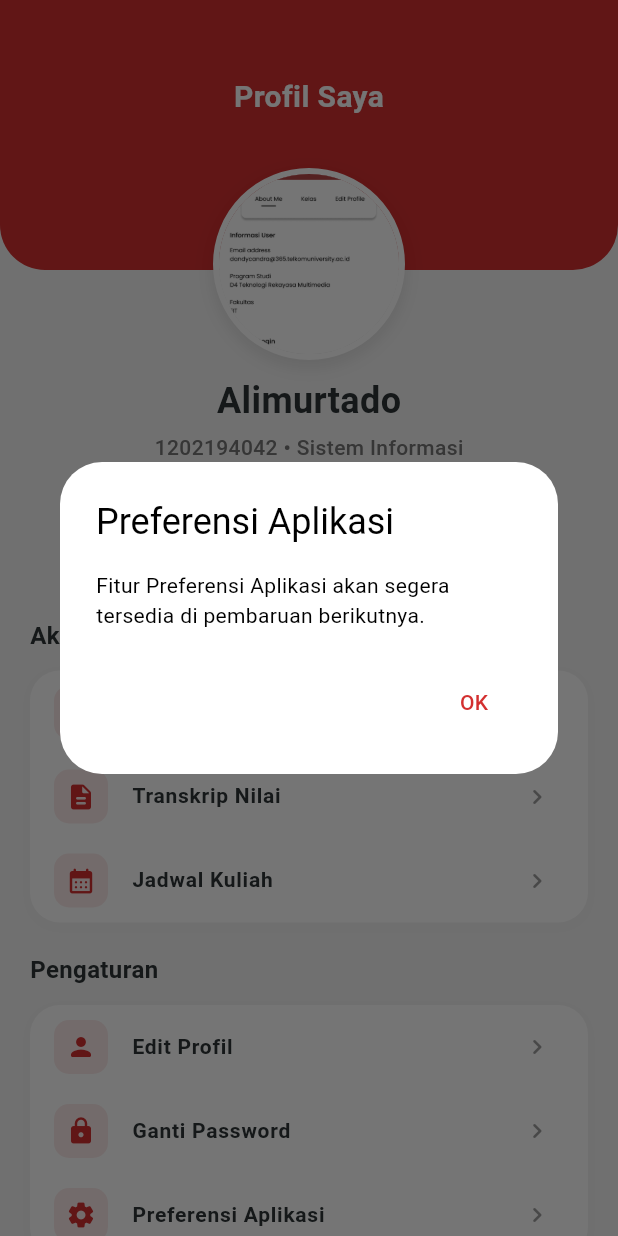
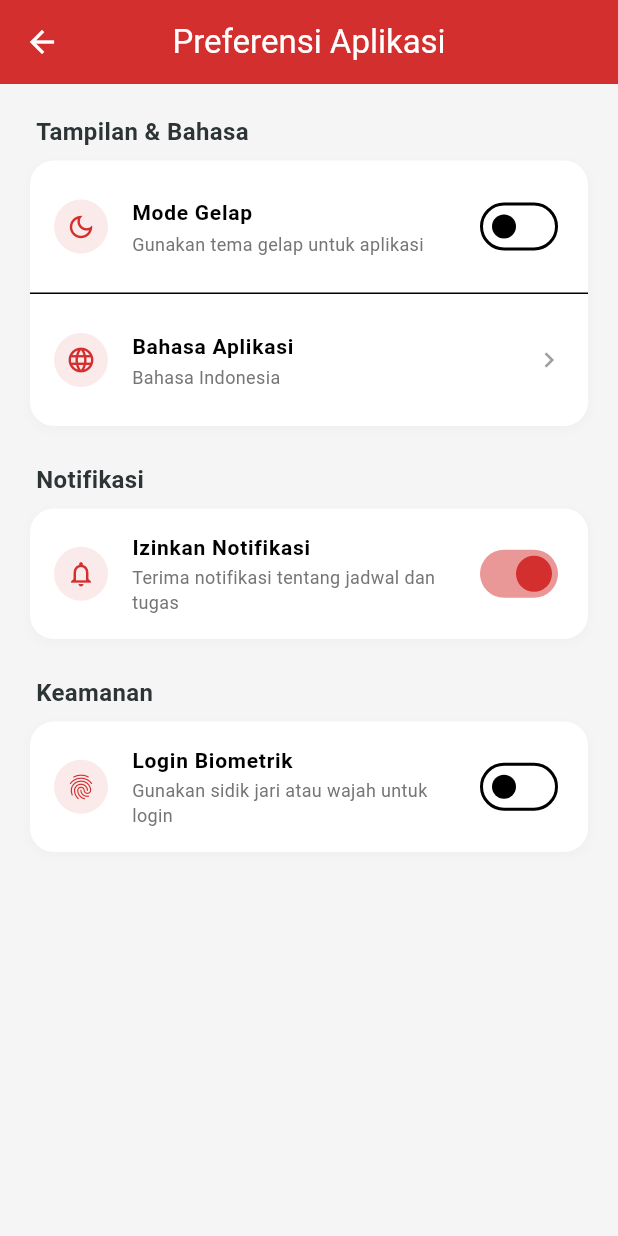
Before and after one commit to mohalimurtado/eduflow, a Flutter app: the ProfileScreen screen opened directly, after a tap on "Preferensi Aplikasi", on a phone screen of 412 x 824 dp. Run offline on Flutter 3.47's test engine with Material 3 defaults, Android fonts, the phone set to English and light mode, and no system bars.

Commit message:
Feat: Implemented App Preferences Screen (Dark Mode, Language, Notifications)

```diff
--- /dev/null
+++ b/lib/screens/profile/app_preferences_screen.dart
@@ -0,0 +1,230 @@
+import 'package:flutter/material.dart';
+import '../../theme/app_colors.dart';
+
+class AppPreferencesScreen extends StatefulWidget {
+  const AppPreferencesScreen({super.key});
+
+  @override
+  State<AppPreferencesScreen> createState() => _AppPreferencesScreenState();
+}
+
+class _AppPreferencesScreenState extends State<AppPreferencesScreen> {
+  bool _darkMode = false;
+  bool _notificationsEnabled = true;
+  bool _biometricEnabled = false;
+  String _selectedLanguage = 'Bahasa Indonesia';
+
+  @override
+  Widget build(BuildContext context) {
+    return Scaffold(
+      backgroundColor: const Color(0xFFF5F5F5),
+      appBar: AppBar(
+        title: const Text('Preferensi Aplikasi'),
+        backgroundColor: AppColors.primary,
+        foregroundColor: Colors.white,
+        elevation: 0,
+      ),
+      body: SingleChildScrollView(
+        padding: const EdgeInsets.all(20),
+        child: Column(
+          crossAxisAlignment: CrossAxisAlignment.start,
+          children: [
+            _buildSectionTitle('Tampilan & Bahasa'),
+            Container(
+              decoration: BoxDecoration(
+                color: Colors.white,
+                borderRadius: BorderRadius.circular(16),
+                boxShadow: [
+                  BoxShadow(
+                    color: Colors.grey.withOpacity(0.05),
+                    spreadRadius: 1,
+                    blurRadius: 4,
+                    offset: const Offset(0, 2),
+                  ),
+                ],
+              ),
+              child: Column(
+                children: [
+                  _buildSwitchTile(
+                    title: 'Mode Gelap',
+                    subtitle: 'Gunakan tema gelap untuk aplikasi',
+                    icon: Icons.dark_mode_outlined,
+                    value: _darkMode,
+                    onChanged: (value) {
+                      setState(() => _darkMode = value);
+                    },
+                  ),
+                  const Divider(height: 1),
+                  _buildLanguageTile(),
+                ],
+              ),
+            ),
+
+            const SizedBox(height: 24),
+
+            _buildSectionTitle('Notifikasi'),
+            Container(
+              decoration: BoxDecoration(
+                color: Colors.white,
+                borderRadius: BorderRadius.circular(16),
+                boxShadow: [
+                  BoxShadow(
+                    color: Colors.grey.withOpacity(0.05),
+                    spreadRadius: 1,
+                    blurRadius: 4,
+                    offset: const Offset(0, 2),
+                  ),
+                ],
+              ),
+              child: Column(
+                children: [
+                   _buildSwitchTile(
+                    title: 'Izinkan Notifikasi',
+                    subtitle: 'Terima notifikasi tentang jadwal dan tugas',
+                    icon: Icons.notifications_outlined,
+                    value: _notificationsEnabled,
+                    onChanged: (value) {
+                      setState(() => _notificationsEnabled = value);
+                    },
+                  ),
+                ],
+              ),
+            ),
+
+            const SizedBox(height: 24),
+
+            _buildSectionTitle('Keamanan'),
+            Container(
+              decoration: BoxDecoration(
+                color: Colors.white,
+                borderRadius: BorderRadius.circular(16),
+                boxShadow: [
+                  BoxShadow(
+                    color: Colors.grey.withOpacity(0.05),
+                    spreadRadius: 1,
+                    blurRadius: 4,
+                    offset: const Offset(0, 2),
+                  ),
+                ],
+              ),
+              child: Column(
+                children: [
+                   _buildSwitchTile(
+                    title: 'Login Biometrik',
+                    subtitle: 'Gunakan sidik jari atau wajah untuk login',
+                    icon: Icons.fingerprint,
+                    value: _biometricEnabled,
+                    onChanged: (value) {
+                      setState(() => _biometricEnabled = value);
+                    },
+                  ),
+                ],
+              ),
+            ),
+          ],
+        ),
+      ),
+    );
+  }
+
+  Widget _buildSectionTitle(String title) {
+    return Padding(
+      padding: const EdgeInsets.only(left: 4, bottom: 8),
+      child: Text(
+        title,
+        style: const TextStyle(
+          fontSize: 16,
+          fontWeight: FontWeight.bold,
+          color: Color(0xFF2D3436),
+        ),
+      ),
+    );
+  }
+
+  Widget _buildSwitchTile({
+    required String title,
+    required String subtitle,
+    required IconData icon,
+    required bool value,
+    required ValueChanged<bool> onChanged,
+  }) {
+    return SwitchListTile(
+      value: value,
+      onChanged: onChanged,
+      activeColor: AppColors.primary,
+      contentPadding: const EdgeInsets.symmetric(horizontal: 16, vertical: 8),
+      title: Text(
+        title,
+        style: const TextStyle(fontWeight: FontWeight.w600, fontSize: 14),
+      ),
+      subtitle: Text(
+        subtitle,
+        style: TextStyle(color: Colors.grey[600], fontSize: 12),
+      ),
+      secondary: Container(
+        padding: const EdgeInsets.all(8),
+        decoration: BoxDecoration(
+          color: AppColors.primary.withOpacity(0.1),
+          shape: BoxShape.circle,
+        ),
+        child: Icon(icon, color: AppColors.primary, size: 20),
+      ),
+    );
+  }
+
+  Widget _buildLanguageTile() {
+    return ListTile(
+      onTap: _showLanguageDialog,
+      contentPadding: const EdgeInsets.symmetric(horizontal: 16, vertical: 8),
+      title: const Text(
+        'Bahasa Aplikasi',
+        style: TextStyle(fontWeight: FontWeight.w600, fontSize: 14),
+      ),
+      subtitle: Text(
+        _selectedLanguage,
+        style: TextStyle(color: Colors.grey[600], fontSize: 12),
+      ),
+      leading: Container(
+        padding: const EdgeInsets.all(8),
+        decoration: BoxDecoration(
+          color: AppColors.primary.withOpacity(0.1),
+          shape: BoxShape.circle,
+        ),
+        child: const Icon(Icons.language, color: AppColors.primary, size: 20),
+      ),
+      trailing: const Icon(Icons.chevron_right, color: Colors.grey, size: 20),
+    );
+  }
+
+  void _showLanguageDialog() {
+    showDialog(
+      context: context,
+      builder: (context) => AlertDialog(
+        title: const Text('Pilih Bahasa'),
+        content: Column(
+          mainAxisSize: MainAxisSize.min,
+          children: [
+            _buildLanguageOption('Bahasa Indonesia'),
+            _buildLanguageOption('English (US)'),
+          ],
+        ),
+      ),
+    );
+  }
+
+  Widget _buildLanguageOption(String language) {
+    return ListTile(
+      title: Text(language),
+      trailing: _selectedLanguage == language
+          ? const Icon(Icons.check, color: AppColors.primary)
+          : null,
+      onTap: () {
+        setState(() => _selectedLanguage = language);
+        Navigator.pop(context);
+        ScaffoldMessenger.of(context).showSnackBar(
+          SnackBar(content: Text('Bahasa diubah ke $language')),
+        );
+      },
+    );
+  }
+}
--- a/lib/screens/profile/profile_screen.dart
+++ b/lib/screens/profile/profile_screen.dart
@@ -6,6 +6,7 @@ import 'student_schedule_screen.dart';
 import 'academic_transcript_screen.dart';
 import 'history_study_screen.dart';
 import 'change_password_screen.dart';
+import 'app_preferences_screen.dart';
 
 class ProfileScreen extends StatelessWidget {
   const ProfileScreen({super.key});
@@ -163,7 +164,10 @@ class ProfileScreen extends StatelessWidget {
                       _buildMenuItem(
                         Icons.settings_rounded,
                         'Preferensi Aplikasi',
-                        () => _showFeatureDialog(context, 'Preferensi Aplikasi')
+                        () => Navigator.push(
+                          context,
+                          MaterialPageRoute(builder: (context) => const AppPreferencesScreen()),
+                        ),
                       ),
                     ],
                   ),
```
